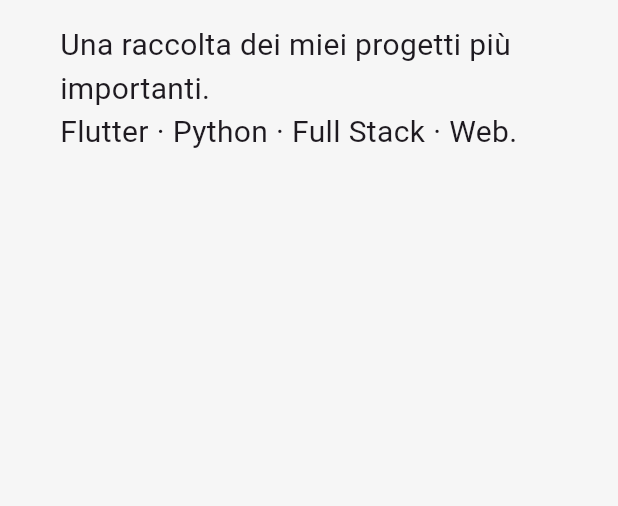
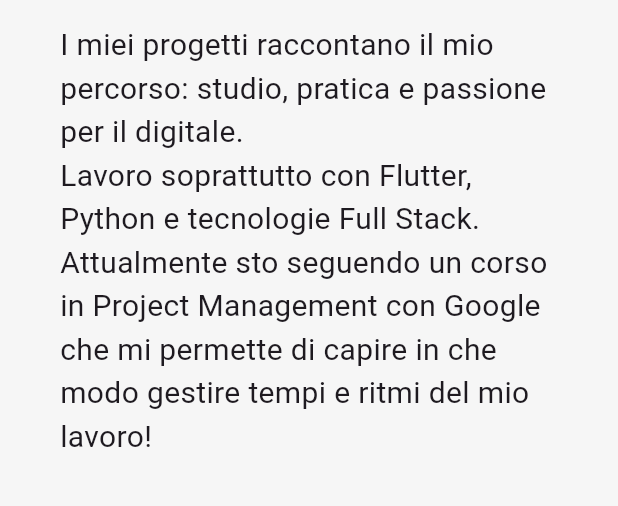
Before and after one commit to MauroPot2/porrtfolioFlutterWeb, a Flutter app: the ProjectsHeroSection widget shown alone on an empty page, opened directly, on a phone screen of 412 x 824 dp, the part 206-712 px from its top. Run offline on Flutter 3.47's test engine with Material 3 defaults, Android fonts, the light colour scheme and no system bars; our stand-ins replace go_router.

Commit message:
Inserito projects_page

```diff
--- a/portfolioflutterweb/lib/pages/projects/sections/projects_hero.dart
+++ b/portfolioflutterweb/lib/pages/projects/sections/projects_hero.dart
@@ -17,8 +17,10 @@
           ),
           SizedBox(height: 16),
           Text(
-            "Una raccolta dei miei progetti più importanti.\n"
-            "Flutter · Python · Full Stack · Web.",
+            "I miei progetti raccontano il mio percorso: studio, pratica e passione per il digitale.\n"
+            "Lavoro soprattutto con Flutter, Python e tecnologie Full Stack.\n"
+            "Attualmente sto seguendo un corso in Project Management con Google\n"
+            "che mi permette di capire in che modo gestire tempi e ritmi del mio lavoro!",
             style: TextStyle(fontSize: 20),
           ),
         ],
```
Also changed, not shown: portfolioflutterweb/lib/widgets/project_card.dart (+5 -2 lines), portfolioflutterweb/lib/pages/projects/projects_page.dart (renamed from portfolioflutterweb/lib/pages/projects/project_page.dart), 11 other files.
